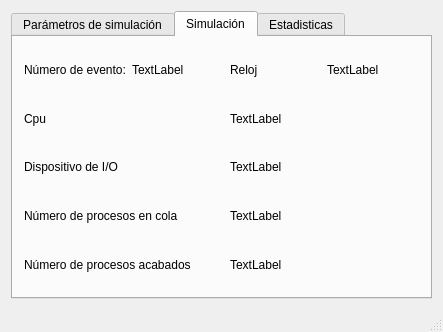
Nathan9604/SimulacionI-O, file mainwindow.ui: the form before one commit.
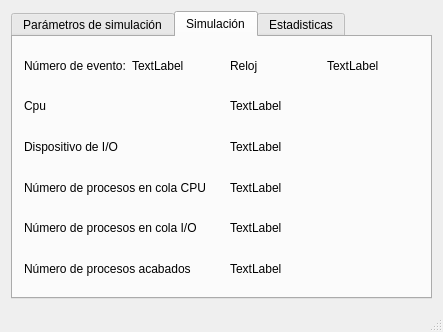
The form after the commit. The open tabs and pages were chosen to show the change.

The edit to the form file:
```diff
--- a/mainwindow.ui
+++ b/mainwindow.ui
@@ -117,6 +117,20 @@
         <string>Simulación</string>
        </attribute>
        <layout class="QGridLayout" name="gridLayout_2">
+        <item row="5" column="2" colspan="2">
+         <widget class="QLabel" name="numTer">
+          <property name="text">
+           <string>TextLabel</string>
+          </property>
+         </widget>
+        </item>
+        <item row="0" column="3">
+         <widget class="QLabel" name="reloj">
+          <property name="text">
+           <string>TextLabel</string>
+          </property>
+         </widget>
+        </item>
         <item row="0" column="0">
          <widget class="QLabel" name="label_4">
           <property name="text">
@@ -169,7 +183,7 @@
         <item row="3" column="0" colspan="2">
          <widget class="QLabel" name="label_2">
           <property name="text">
-           <string>Número de procesos en cola</string>
+           <string>Número de procesos en cola CPU</string>
           </property>
          </widget>
         </item>
@@ -180,24 +194,24 @@
           </property>
          </widget>
         </item>
-        <item row="4" column="0" colspan="2">
+        <item row="5" column="0" colspan="2">
          <widget class="QLabel" name="label_3">
           <property name="text">
            <string>Número de procesos acabados</string>
           </property>
          </widget>
         </item>
-        <item row="4" column="2" colspan="2">
-         <widget class="QLabel" name="numTer">
+        <item row="4" column="2">
+         <widget class="QLabel" name="numColIO">
           <property name="text">
            <string>TextLabel</string>
           </property>
          </widget>
         </item>
-        <item row="0" column="3">
-         <widget class="QLabel" name="reloj">
+        <item row="4" column="0" colspan="2">
+         <widget class="QLabel" name="label_7">
           <property name="text">
-           <string>TextLabel</string>
+           <string>Número de procesos en cola I/O</string>
           </property>
          </widget>
         </item>
```
Left out of the diff: 2 changed lines with no effect on the pictures.
